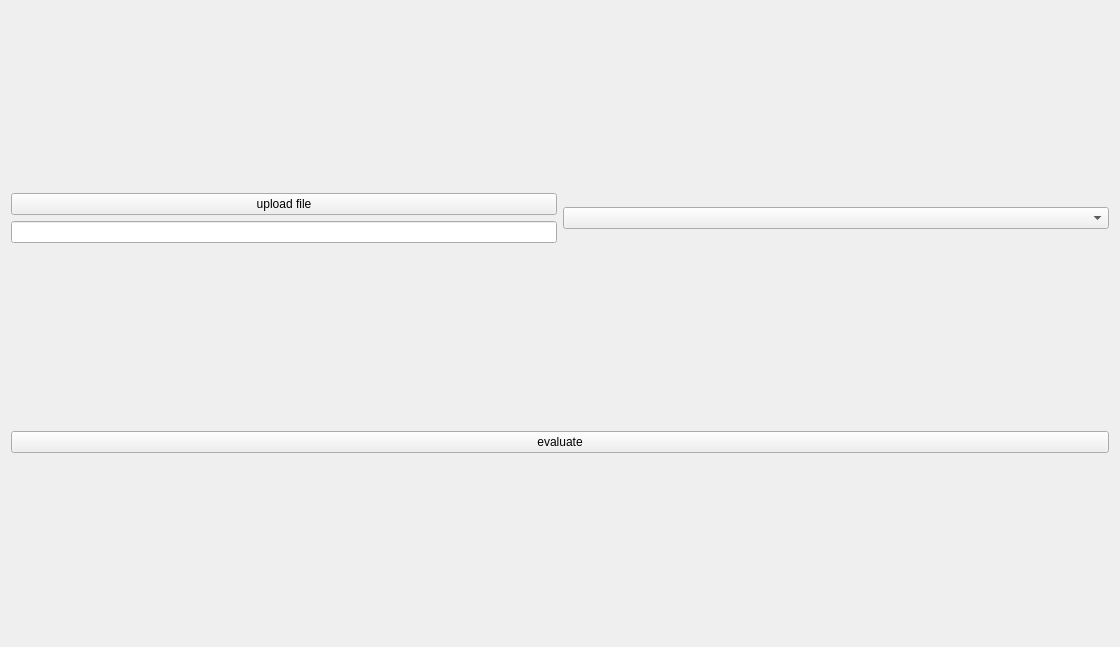
Qt form src/UI/UI/mainWindow.ui (Spieskowcy/GuitarTrainer) before a commit.
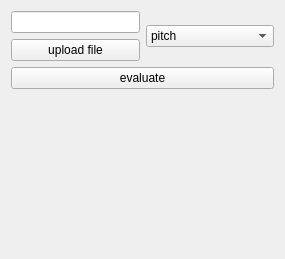
The same form after that commit.

Diff of the .ui file:
```diff
--- a/src/UI/UI/mainWindow.ui
+++ b/src/UI/UI/mainWindow.ui
@@ -6,8 +6,8 @@
    <rect>
     <x>0</x>
     <y>0</y>
-    <width>1120</width>
-    <height>647</height>
+    <width>285</width>
+    <height>259</height>
    </rect>
   </property>
   <property name="windowTitle">
@@ -18,11 +18,6 @@
     <layout class="QVBoxLayout" name="verticalLayout">
      <item>
       <widget class="QComboBox" name="listOfExercises">
-       <item>
-        <property name="text">
-         <string/>
-        </property>
-       </item>
        <item>
         <property name="text">
          <string>pitch</string>
@@ -39,13 +34,6 @@
    </item>
    <item row="0" column="0">
     <layout class="QVBoxLayout" name="verticalLayout_2">
-     <item>
-      <widget class="QPushButton" name="uploadButt">
-       <property name="text">
-        <string>upload file</string>
-       </property>
-      </widget>
-     </item>
      <item>
       <widget class="QLineEdit" name="pathFile">
        <property name="sizePolicy">
@@ -56,6 +44,13 @@
        </property>
       </widget>
      </item>
+     <item>
+      <widget class="QPushButton" name="uploadButt">
+       <property name="text">
+        <string>upload file</string>
+       </property>
+      </widget>
+     </item>
     </layout>
    </item>
    <item row="1" column="0" colspan="2">
@@ -67,6 +62,9 @@
        </property>
       </widget>
      </item>
+     <item>
+      <widget class="QWidget" name="widget" native="true"/>
+     </item>
     </layout>
    </item>
   </layout>
```
